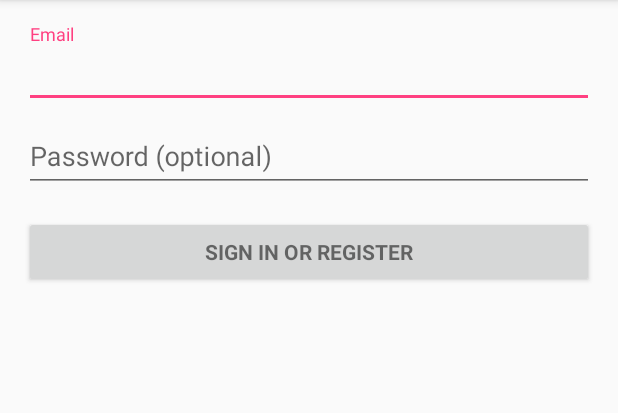
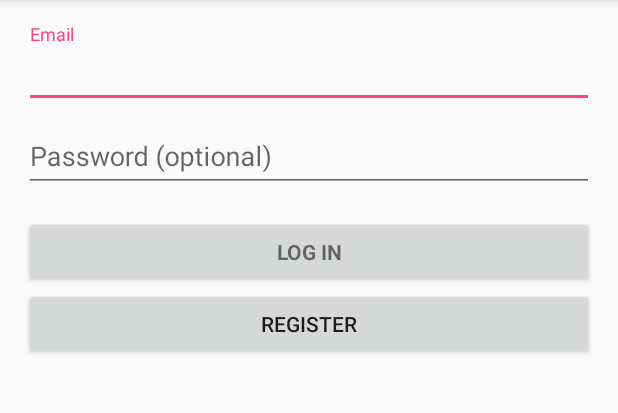
Before and after one commit to EllaKim0415/Bob-Pool, an Android app: the screen it shows after launch (LoginActivity), on a phone screen of 412 x 824 dp, the part 84-497 px from its top. Run offline under Robolectric (Android 15) with nearby library versions, the phone set to English and light mode, and no system bars; 2 statements that could not run were skipped.

Commit message:
Login->Registration Page

```diff
--- a/BobPool/app/build.gradle
+++ b/BobPool/app/build.gradle
@@ -26,5 +26,6 @@ dependencies {
     })
     compile 'com.android.support:appcompat-v7:25.3.1'
     compile 'com.android.support:design:25.3.1'
+    compile 'com.android.support.constraint:constraint-layout:1.0.2'
     testCompile 'junit:junit:4.12'
 }
--- a/BobPool/app/src/main/AndroidManifest.xml
+++ b/BobPool/app/src/main/AndroidManifest.xml
@@ -23,6 +23,7 @@
                 <category android:name="android.intent.category.LAUNCHER" />
             </intent-filter>
         </activity>
+        <activity android:name=".RegisterActivity" />
     </application>
 
 </manifest>
--- a/BobPool/app/src/main/java/com/example/khrst/bobpool/LoginActivity.java
+++ b/BobPool/app/src/main/java/com/example/khrst/bobpool/LoginActivity.java
@@ -3,6 +3,7 @@ package com.example.khrst.bobpool;
 import android.animation.Animator;
 import android.animation.AnimatorListenerAdapter;
 import android.annotation.TargetApi;
+import android.content.Intent;
 import android.content.pm.PackageManager;
 import android.support.annotation.NonNull;
 import android.support.design.widget.Snackbar;
@@ -82,14 +83,20 @@ public class LoginActivity extends AppCompatActivity implements LoaderCallbacks<
             }
         });
 
-        Button mEmailSignInButton = (Button) findViewById(R.id.email_sign_in_button);
+        Button mEmailSignInButton = (Button) findViewById(R.id.loginButton);
+        Button registerButton = (Button) findViewById(R.id.registerButton);
         mEmailSignInButton.setOnClickListener(new OnClickListener() {
             @Override
             public void onClick(View view) {
                 attemptLogin();
             }
         });
-
+        registerButton.setOnClickListener(new OnClickListener() {
+            @Override
+            public void onClick(View view) {
+                startActivity(new Intent(LoginActivity.this, RegisterActivity.class));
+            }
+        });
         mLoginFormView = findViewById(R.id.login_form);
         mProgressView = findViewById(R.id.login_progress);
     }
--- a/BobPool/app/src/main/res/layout/activity_login.xml
+++ b/BobPool/app/src/main/res/layout/activity_login.xml
@@ -64,13 +64,19 @@
             </android.support.design.widget.TextInputLayout>
 
             <Button
-                android:id="@+id/email_sign_in_button"
+                android:id="@+id/loginButton"
                 style="?android:textAppearanceSmall"
                 android:layout_width="match_parent"
                 android:layout_height="wrap_content"
                 android:layout_marginTop="16dp"
-                android:text="@string/action_sign_in"
+                android:text="Log In"
                 android:textStyle="bold" />
+
+            <Button
+                android:id="@+id/registerButton"
+                android:layout_width="match_parent"
+                android:layout_height="wrap_content"
+                android:text="Register" />
 
         </LinearLayout>
     </ScrollView>
```
Also changed, not shown: BobPool/app/src/main/java/com/example/khrst/bobpool/RegisterActivity.java (added, +13 -0 lines), BobPool/app/src/main/res/layout/activity_register.xml (added, +30 -0 lines).
